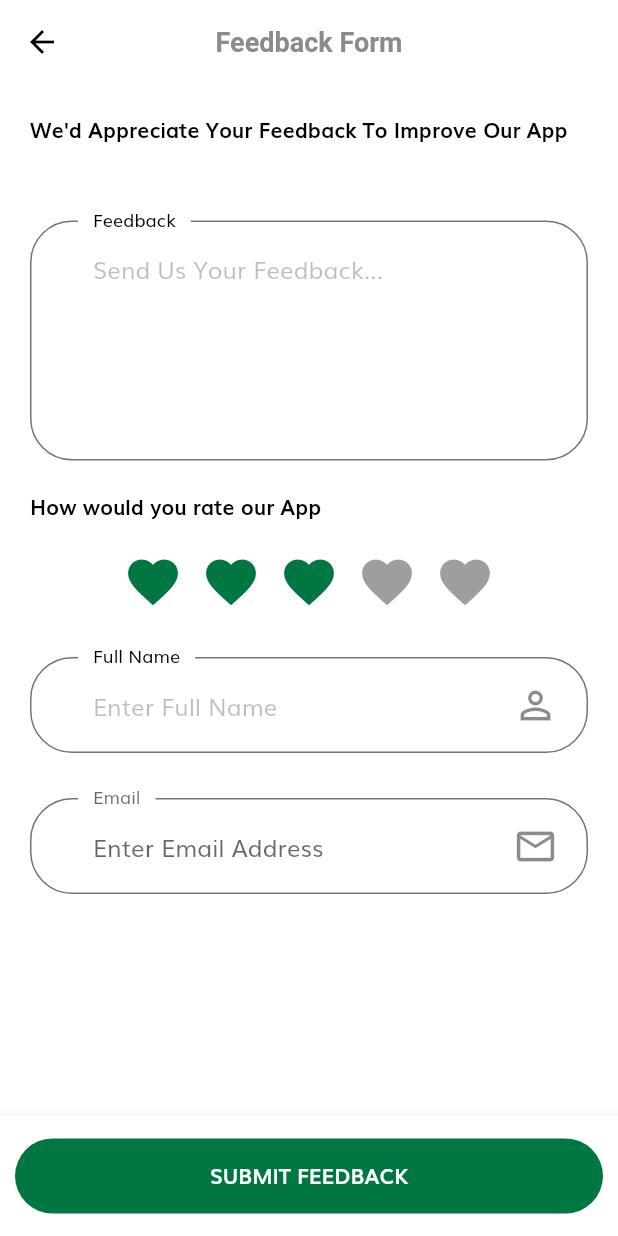
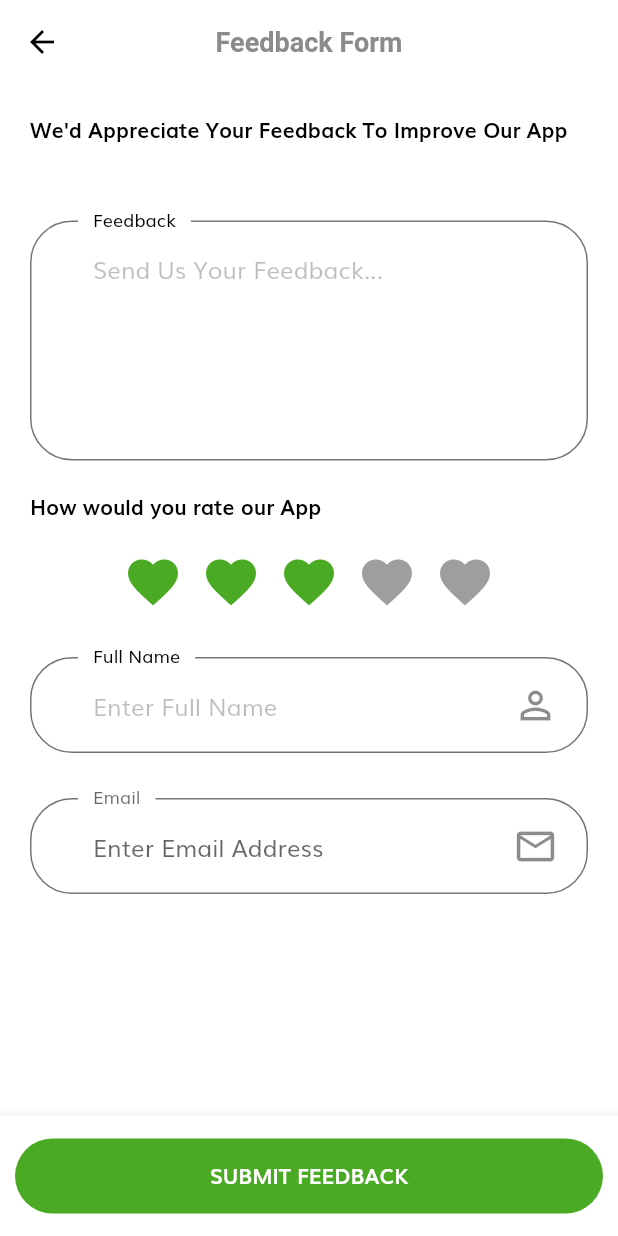
Before and after one commit to ANU-TEAM/edufund-mobileapp, a Flutter app: the FeedbackScreen screen opened directly, on a phone screen of 412 x 824 dp. Run offline on Flutter 3.47's test engine with Material 2 defaults, Android fonts, the phone set to English and light mode, and no system bars; drawn by our look-alikes of flutter_rating_bar; our stand-ins replace flutter_spinkit, flutter_svg, get, image_cropper, image_picker, percent_indicator and 1 more; accounts and stored records are empty; network calls fail.

Commit message:
fixes #57 change primary color to match svg icon color

```diff
--- a/lib/utils/contants.dart
+++ b/lib/utils/contants.dart
@@ -1,6 +1,6 @@
 import 'package:flutter/material.dart';
 
-const kPrimaryColor = Color(0xFF007643);
+const kPrimaryColor = Color(0xFF4BAA24);
 const inActiveIconColor = Color(0xFFB6B6B6);
 const kPrimaryLightColor = Color(0xFFFFECDF);
 const kPrimaryGradientColor = LinearGradient(
```
